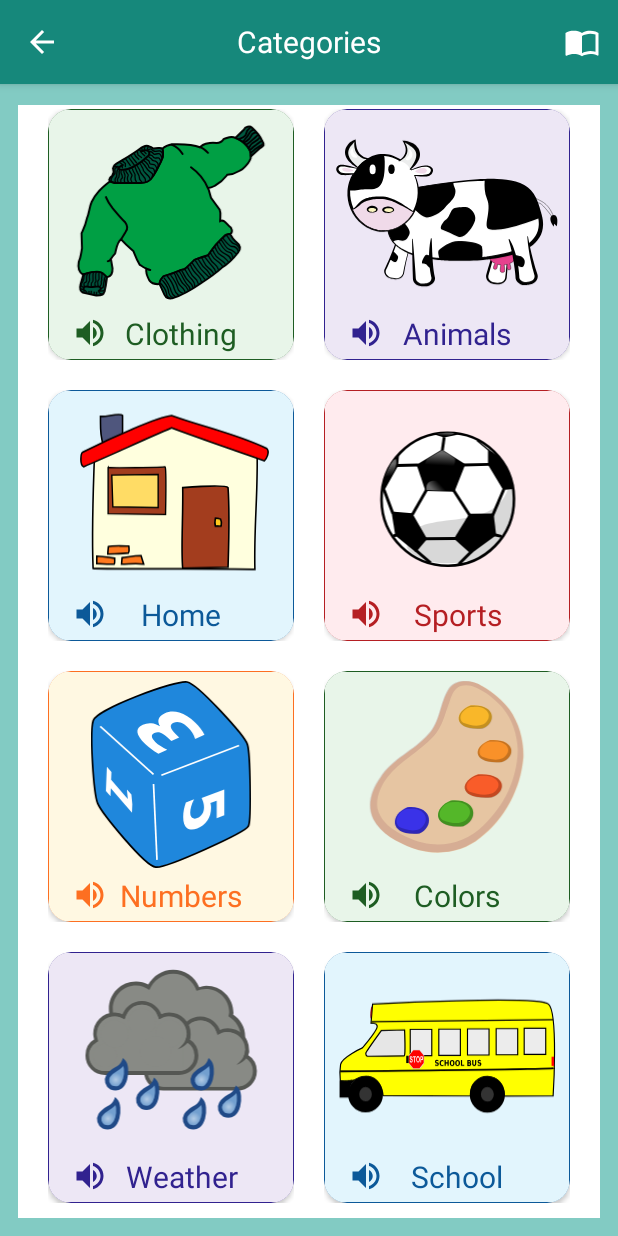
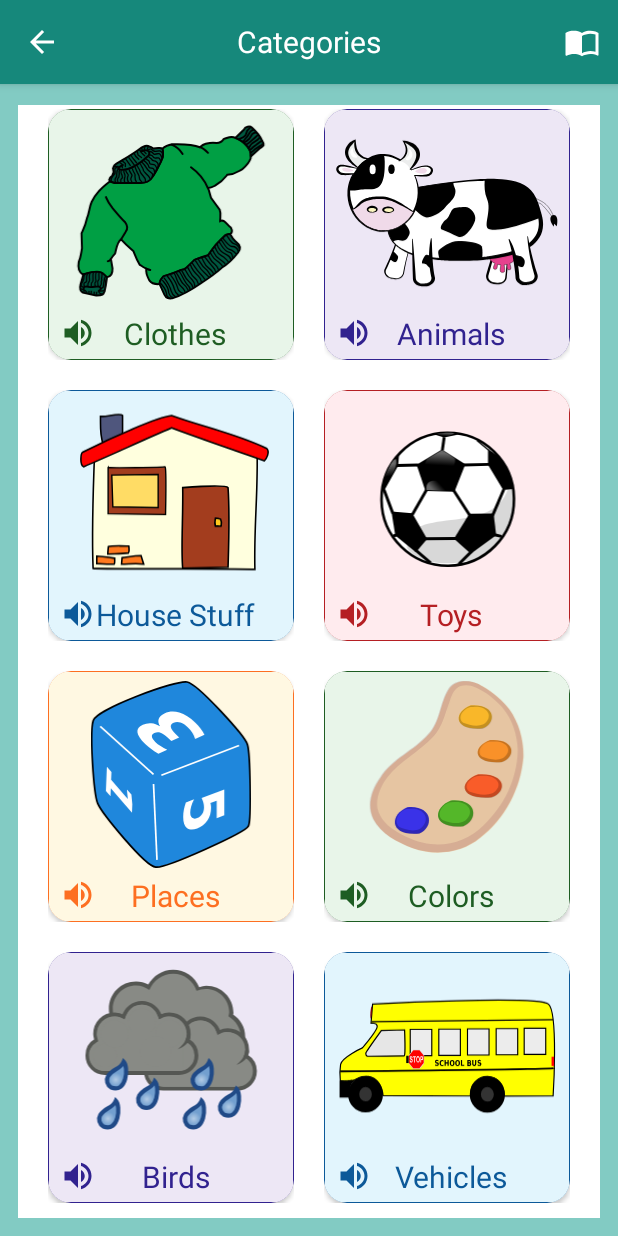
Before and after one commit to BrainyEducation/Brainy-Make-A-Story-Android, an Android app: the CategoriesActivity screen opened directly, with no data from a screen before it, scrolled down 194 dp, on a phone screen of 412 x 824 dp. Run offline under Robolectric (Android 15) with nearby library versions, the phone set to English and light mode, and no system bars.

Commit message:
changing labels on categories

```diff
--- a/prototype/app/src/main/java/com/example/make_a_story_prototype/main/Categories/model/Categories.java
+++ b/prototype/app/src/main/java/com/example/make_a_story_prototype/main/Categories/model/Categories.java
@@ -5,15 +5,15 @@ import com.example.make_a_story_prototype.R;
 public class Categories {
     private String[] categories = {
             "Food",
-            "Nature",
-            "Clothing",
+            "Outdoors",
+            "Clothes",
             "Animals",
-            "Home",
-            "Sports",
-            "Numbers",
+            "House Stuff",
+            "Toys",
+            "Places",
             "Colors",
-            "Weather",
-            "School"
+            "Birds",
+            "Vehicles"
     };
 
     private Integer[] categoryImages = {
@@ -35,11 +35,11 @@ public class Categories {
             R.raw.clothes,
             R.raw.animals,
             R.raw.house_stuff,
-            R.raw.food,
-            R.raw.food,
+            R.raw.toys,
+            R.raw.places,
             R.raw.colors,
-            R.raw.food,
-            R.raw.food,
+            R.raw.birds,
+            R.raw.vehicles,
     };
 
     public String[] getCategories() {
--- /dev/null
+++ b/prototype/app/src/main/java/com/example/make_a_story_prototype/main/Home/view/HomeActivity.java
@@ -0,0 +1,4 @@
+package com.example.make_a_story_prototype.main.Home.view;
+
+public class HomeActivity {
+}
--- a/prototype/app/src/main/res/layout/card_item.xml
+++ b/prototype/app/src/main/res/layout/card_item.xml
@@ -45,7 +45,7 @@
                     android:layout_alignEnd="@id/cardImage"
                     android:layout_alignBottom="@id/cardImage"
                     android:layout_centerVertical="true"
-                    android:layout_marginStart="10dp"
+                    android:layout_marginStart="2dp"
                     android:layout_marginBottom="3dp"
                     android:drawableLeft="@drawable/ic_volume_up_24dp"
                     android:drawablePadding="-20dp"
```
Also changed, not shown: prototype/app/src/main/res/layout/activity_home.xml (added, +18 -0 lines).
